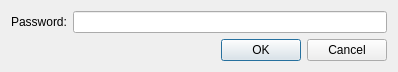
Old version of the form contents/code/dialogs/Password.ui in the repository mbleichner/service-monitor.
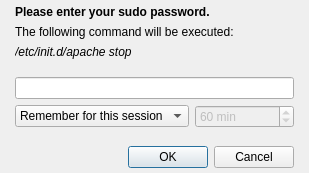
New version of the form.

```diff
--- a/contents/code/dialogs/Password.ui
+++ b/contents/code/dialogs/Password.ui
@@ -6,28 +6,130 @@
    <rect>
     <x>0</x>
     <y>0</y>
-    <width>398</width>
-    <height>61</height>
+    <width>309</width>
+    <height>173</height>
    </rect>
   </property>
   <property name="windowTitle">
    <string>Dialog</string>
   </property>
   <layout class="QVBoxLayout" name="verticalLayout">
+   <property name="leftMargin">
+    <number>15</number>
+   </property>
+   <property name="topMargin">
+    <number>5</number>
+   </property>
+   <property name="rightMargin">
+    <number>15</number>
+   </property>
+   <property name="bottomMargin">
+    <number>5</number>
+   </property>
+   <item>
+    <widget class="QLabel" name="label_2">
+     <property name="font">
+      <font>
+       <weight>75</weight>
+       <bold>true</bold>
+      </font>
+     </property>
+     <property name="text">
+      <string>Please enter your sudo password.</string>
+     </property>
+    </widget>
+   </item>
+   <item>
+    <widget class="QLabel" name="label">
+     <property name="text">
+      <string>The following command will be executed:</string>
+     </property>
+    </widget>
+   </item>
+   <item>
+    <widget class="QLabel" name="label_3">
+     <property name="font">
+      <font>
+       <italic>true</italic>
+      </font>
+     </property>
+     <property name="text">
+      <string>/etc/init.d/apache stop</string>
+     </property>
+    </widget>
+   </item>
+   <item>
+    <spacer name="verticalSpacer_2">
+     <property name="orientation">
+      <enum>Qt::Vertical</enum>
+     </property>
+     <property name="sizeHint" stdset="0">
+      <size>
+       <width>20</width>
+       <height>20</height>
+      </size>
+     </property>
+    </spacer>
+   </item>
+   <item>
+    <widget class="QLineEdit" name="passwordLineEdit">
+     <property name="echoMode">
+      <enum>QLineEdit::Password</enum>
+     </property>
+    </widget>
+   </item>
    <item>
     <layout class="QHBoxLayout" name="horizontalLayout">
      <item>
-      <widget class="QLabel" name="label">
-       <property name="text">
-        <string>Password:</string>
-       </property>
+      <widget class="QComboBox" name="rememberTimeCombobox">
+       <item>
+        <property name="text">
+         <string>Remember for this session</string>
+        </property>
+       </item>
+       <item>
+        <property name="text">
+         <string>Remember for fixed time</string>
+        </property>
+       </item>
+       <item>
+        <property name="text">
+         <string>Do not remember</string>
+        </property>
+       </item>
       </widget>
      </item>
      <item>
-      <widget class="QLineEdit" name="passwordLineEdit"/>
+      <widget class="QSpinBox" name="rememberTimeSpinbox">
+       <property name="enabled">
+        <bool>false</bool>
+       </property>
+       <property name="suffix">
+        <string> min</string>
+       </property>
+       <property name="minimum">
+        <number>1</number>
+       </property>
+       <property name="value">
+        <number>60</number>
+       </property>
+      </widget>
      </item>
     </layout>
    </item>
+   <item>
+    <spacer name="verticalSpacer">
+     <property name="orientation">
+      <enum>Qt::Vertical</enum>
+     </property>
+     <property name="sizeHint" stdset="0">
+      <size>
+       <width>20</width>
+       <height>20</height>
+      </size>
+     </property>
+    </spacer>
+   </item>
    <item>
     <widget class="QDialogButtonBox" name="buttonBox">
      <property name="orientation">
@@ -36,6 +138,9 @@
      <property name="standardButtons">
       <set>QDialogButtonBox::Cancel|QDialogButtonBox::Ok</set>
      </property>
+     <property name="centerButtons">
+      <bool>false</bool>
+     </property>
     </widget>
    </item>
   </layout>
```
Left out of the diff: 3 changed lines with no effect on the pictures.
